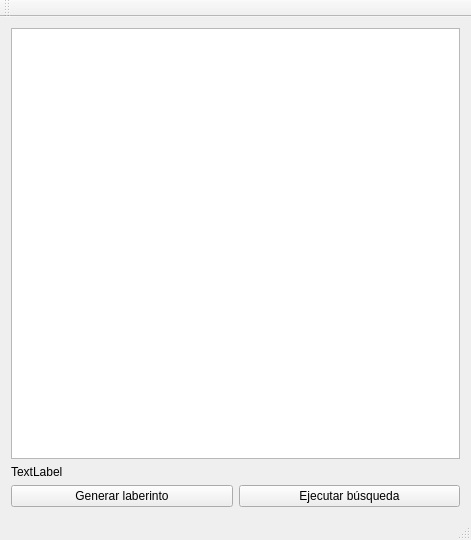
Above: Implementación Gráfica 1/hp_mdl/ventanaprincipal.ui from Rafaherrero/ia before the change. Below: the same form after it.
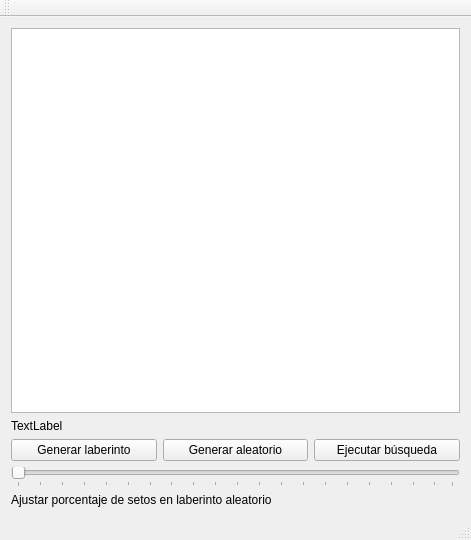
That is the form after the change.

Commit message: Añadido slider de cantidad de setos

```diff
--- a/Implementación Gráfica 1/hp_mdl/ventanaprincipal.ui
+++ b/Implementación Gráfica 1/hp_mdl/ventanaprincipal.ui
@@ -95,6 +95,19 @@
         </property>
        </widget>
       </item>
+      <item>
+       <widget class="QPushButton" name="boton_aleatorio">
+        <property name="sizePolicy">
+         <sizepolicy hsizetype="MinimumExpanding" vsizetype="Fixed">
+          <horstretch>0</horstretch>
+          <verstretch>0</verstretch>
+         </sizepolicy>
+        </property>
+        <property name="text">
+         <string>Generar aleatorio</string>
+        </property>
+       </widget>
+      </item>
       <item>
        <widget class="QPushButton" name="play_lab">
         <property name="sizePolicy">
@@ -110,6 +123,29 @@
       </item>
      </layout>
     </item>
+    <item>
+     <widget class="QSlider" name="horizontalSlider">
+      <property name="singleStep">
+       <number>5</number>
+      </property>
+      <property name="orientation">
+       <enum>Qt::Horizontal</enum>
+      </property>
+      <property name="tickPosition">
+       <enum>QSlider::TicksBelow</enum>
+      </property>
+      <property name="tickInterval">
+       <number>5</number>
+      </property>
+     </widget>
+    </item>
+    <item>
+     <widget class="QLabel" name="label">
+      <property name="text">
+       <string>Ajustar porcentaje de setos en laberinto aleatorio</string>
+      </property>
+     </widget>
+    </item>
    </layout>
   </widget>
   <widget class="QMenuBar" name="menuBar">
```
The commit also changes 2 other files.
